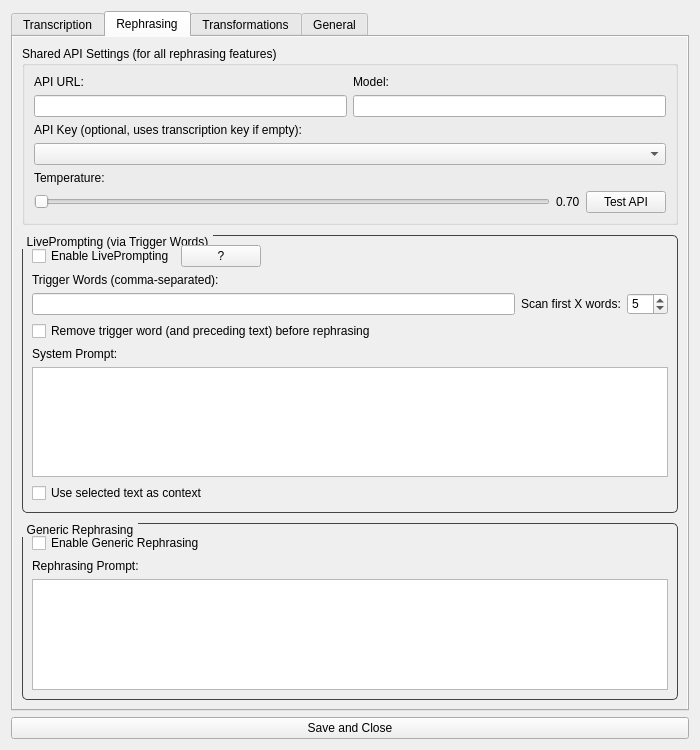
This is app/resources/main_window.ui in bjspi/WhisperTyper as Qt 5 draws it before an edit. The edited form follows.
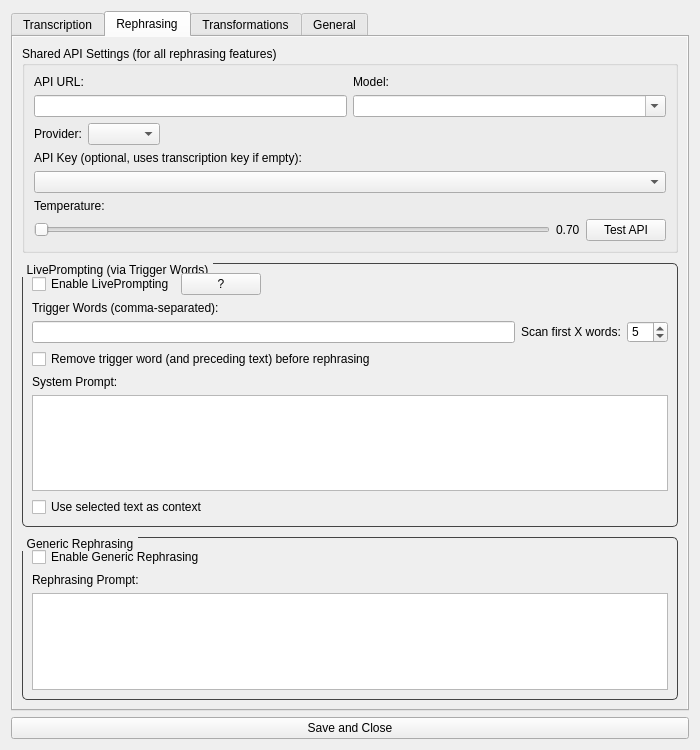
This is the edited form. The open tabs and pages were chosen to show the change.

Commit message: feat: add provider-specific editable models and refine API settings

Diff of the .ui file:
```diff
--- a/app/resources/main_window.ui
+++ b/app/resources/main_window.ui
@@ -336,7 +336,7 @@
          </property>
          <layout class="QVBoxLayout" name="shared_api_layout">
           <item>
-           <layout class="QHBoxLayout" name="rephrasing_url_model_layout">
+           <layout class="QHBoxLayout" name="rephrasing_url_model_layout" stretch="1,1">
             <item>
              <layout class="QVBoxLayout" name="rephrasing_url_v_layout">
               <item>
@@ -361,12 +361,52 @@
                </widget>
               </item>
               <item>
-               <widget class="QLineEdit" name="rephrasing_model_input"/>
+               <widget class="QComboBox" name="rephrasing_model_input">
+                <property name="minimumSize">
+                 <size>
+                  <width>300</width>
+                  <height>0</height>
+                 </size>
+                </property>
+                <property name="editable">
+                 <bool>true</bool>
+                </property>
+                <property name="insertPolicy">
+                 <enum>QComboBox::NoInsert</enum>
+                </property>
+               </widget>
               </item>
              </layout>
             </item>
            </layout>
           </item>
+          <item>
+           <layout class="QHBoxLayout" name="rephrasing_provider_buttons_layout">
+            <item>
+             <widget class="QLabel" name="rephrasing_provider_label">
+              <property name="text">
+               <string>Provider:</string>
+              </property>
+             </widget>
+            </item>
+            <item>
+             <widget class="QComboBox" name="rephrasing_provider_selector"/>
+            </item>
+            <item>
+             <spacer name="rephrasing_provider_buttons_spacer">
+              <property name="orientation">
+               <enum>Qt::Horizontal</enum>
+              </property>
+              <property name="sizeHint" stdset="0">
+               <size>
+                <width>40</width>
+                <height>20</height>
+               </size>
+              </property>
+             </spacer>
+            </item>
+           </layout>
+          </item>
           <item>
            <widget class="QLabel" name="rephrasing_api_key_label">
             <property name="text">
```
Left out of the diff: 22 changed lines with no effect on the pictures. The commit also changes 19 other files.
